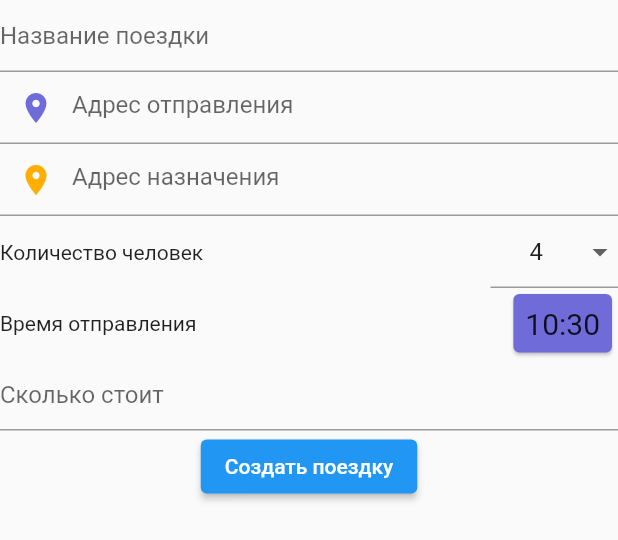
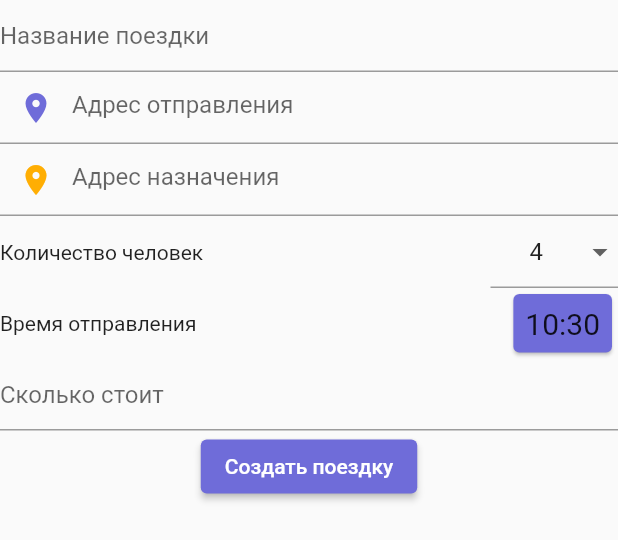
Before and after one commit to newu2012/ShareTaxi_FlutterApp, a Flutter app: the CreateTripForm widget shown alone on an empty page, opened directly, on a phone screen of 412 x 824 dp. Shown: the top 540 px of the screen. Run offline on Flutter 3.47's test engine with Material 2 defaults, Android fonts, the phone set to English and light mode, and no system bars; our stand-ins replace cloud_firestore, email_validator, firebase_auth, firebase_core, geocoding, geolocator and 4 more; accounts and stored records are empty; statements that could not run were skipped.

Commit message:
feat: add style on main page and createTripPage

```diff
--- a/lib/trip/logic/map_controller.dart
+++ b/lib/trip/logic/map_controller.dart
@@ -4,4 +4,7 @@ import 'package:google_maps_flutter/google_maps_flutter.dart';
 class MapController extends ChangeNotifier {
   late GoogleMapController mapController;
   Set<Marker> markers = {};
+
+  late String fromPointAddress;
+  late String toPointAddress;
 }
--- a/lib/trip/presentation/pages/create_trip_page.dart
+++ b/lib/trip/presentation/pages/create_trip_page.dart
@@ -25,7 +25,7 @@ class _CreateTripPageState extends State<CreateTripPage> {
             Expanded(
               child: ListView(
                 children: [
-                  SizedBox(
+                  const SizedBox(
                     child: GoogleMapWidget(),
                     height: 170,
                   ),
--- a/lib/trip/presentation/widgets/create_trip_form.dart
+++ b/lib/trip/presentation/widgets/create_trip_form.dart
@@ -1,6 +1,7 @@
 import 'package:flutter/material.dart';
 import 'package:provider/provider.dart';
 
+import '../../logic/map_controller.dart';
 import 'widgets.dart';
 import '../../data/trip_dao.dart';
 import '../../../common/data/fire_user_dao.dart';
@@ -21,6 +22,15 @@ class _CreateTripFormState extends State<CreateTripForm> {
 
   var _maximumCompanions = 4;
   var _departureTime = DateTime.now();
+
+  @override
+  void initState() {
+    super.initState();
+    _fromPointController.text =
+        Provider.of<MapController>(context, listen: false).fromPointAddress;
+    _toPointController.text =
+        Provider.of<MapController>(context, listen: false).toPointAddress;
+  }
 
   @override
   void dispose() {
@@ -50,6 +60,7 @@ class _CreateTripFormState extends State<CreateTripForm> {
               controller: _titleController,
             ),
             TextFormField(
+              readOnly: true,
               decoration: const InputDecoration(
                 prefixIcon: Icon(
                   Icons.location_on,
@@ -60,6 +71,7 @@ class _CreateTripFormState extends State<CreateTripForm> {
               controller: _fromPointController,
             ),
             TextFormField(
+              readOnly: true,
               decoration: const InputDecoration(
                 prefixIcon: Icon(
                   Icons.location_on,
```
Also changed, not shown: lib/app.dart (+13 -1 lines), lib/trip/presentation/pages/main_page.dart (+58 -12 lines).
